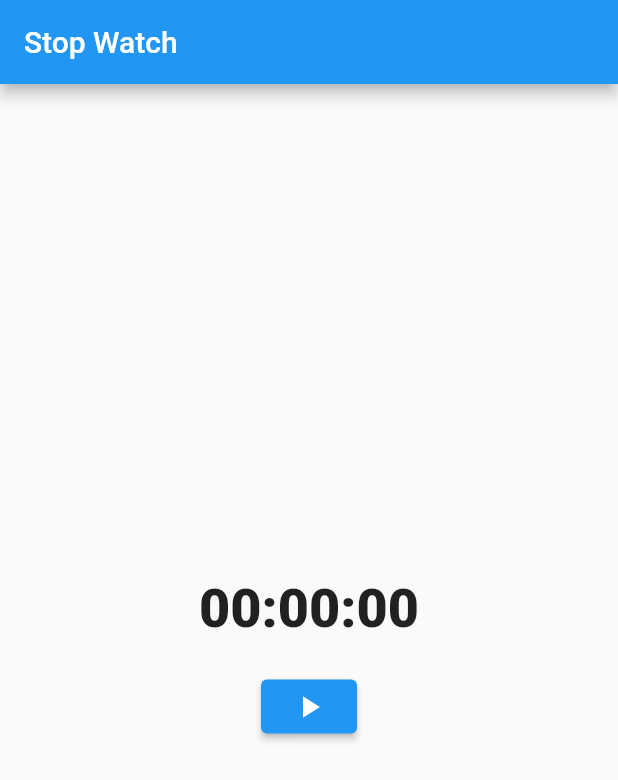
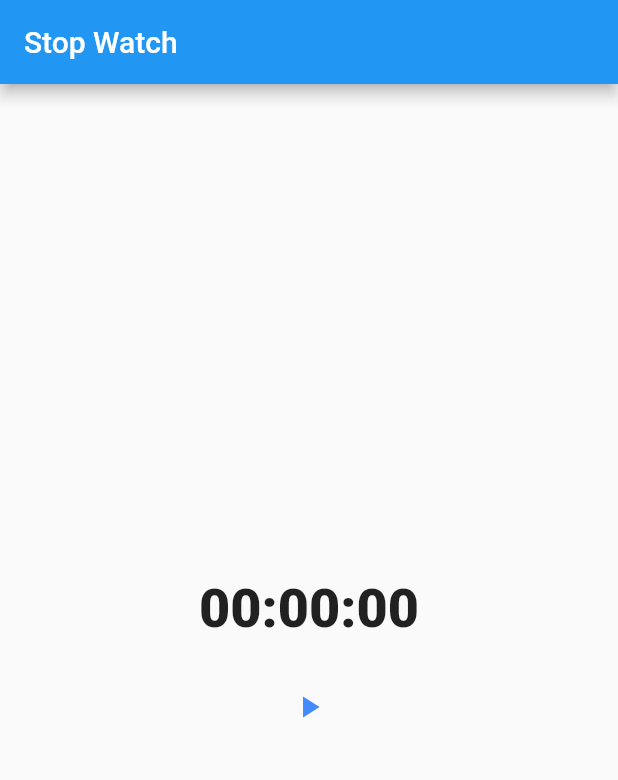
Before and after one commit to cygnu/stop_watch, a Flutter app: the screen it shows after launch, on a phone screen of 412 x 824 dp. Shown: the top 780 px of the screen. Run offline on Flutter 3.47's test engine with Material 2 defaults, Android fonts, the phone set to English and light mode, and no system bars.

Commit message:
style: Button type changed

```diff
--- a/lib/main.dart
+++ b/lib/main.dart
@@ -22,8 +22,9 @@ class WatchApp extends StatelessWidget {
             ),
           ),
           const SizedBox(height: 20.0),
-          ElevatedButton(
-            child: const Icon(Icons.play_arrow),
+          IconButton(
+            icon: const Icon(Icons.play_arrow),
+            color: Colors.blueAccent,
             onPressed: () {},
           )
         ]),
```
